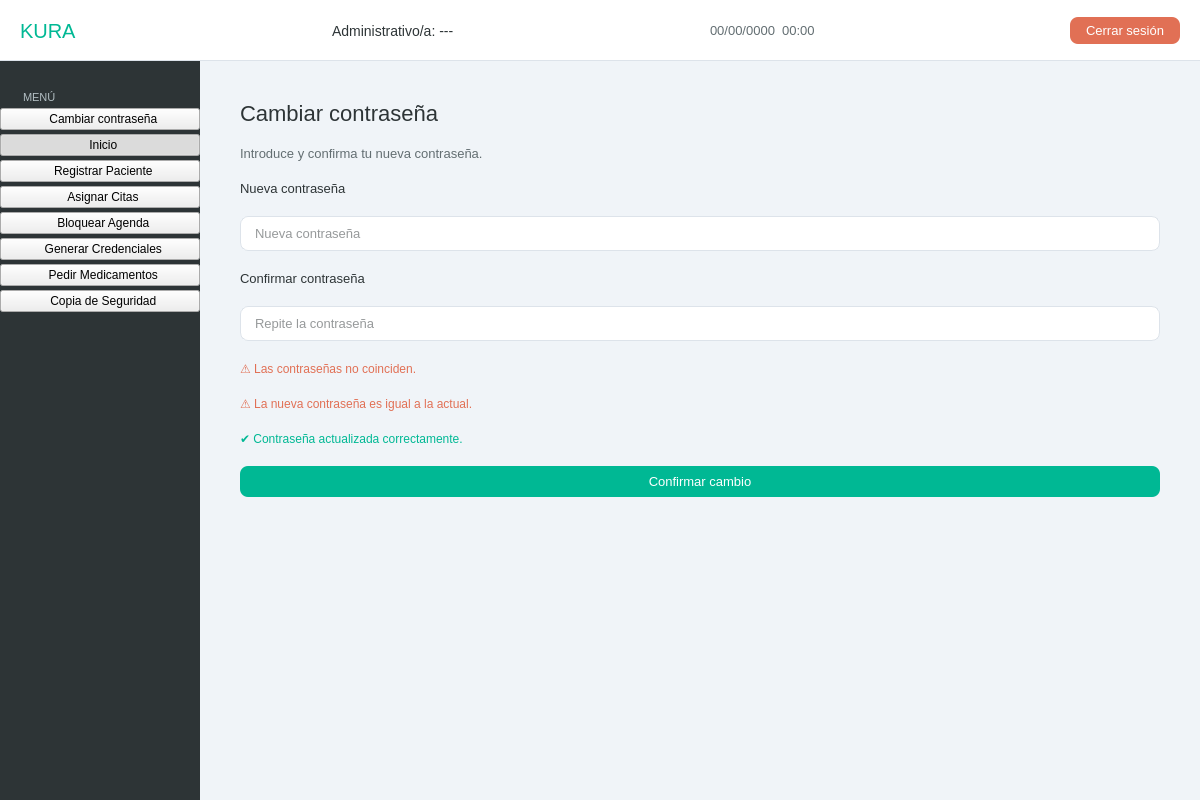
First picture: the form in src/vista/Ui/VistaAdministrativo.ui, repository hgarcg04/software-engineering, before the edit.
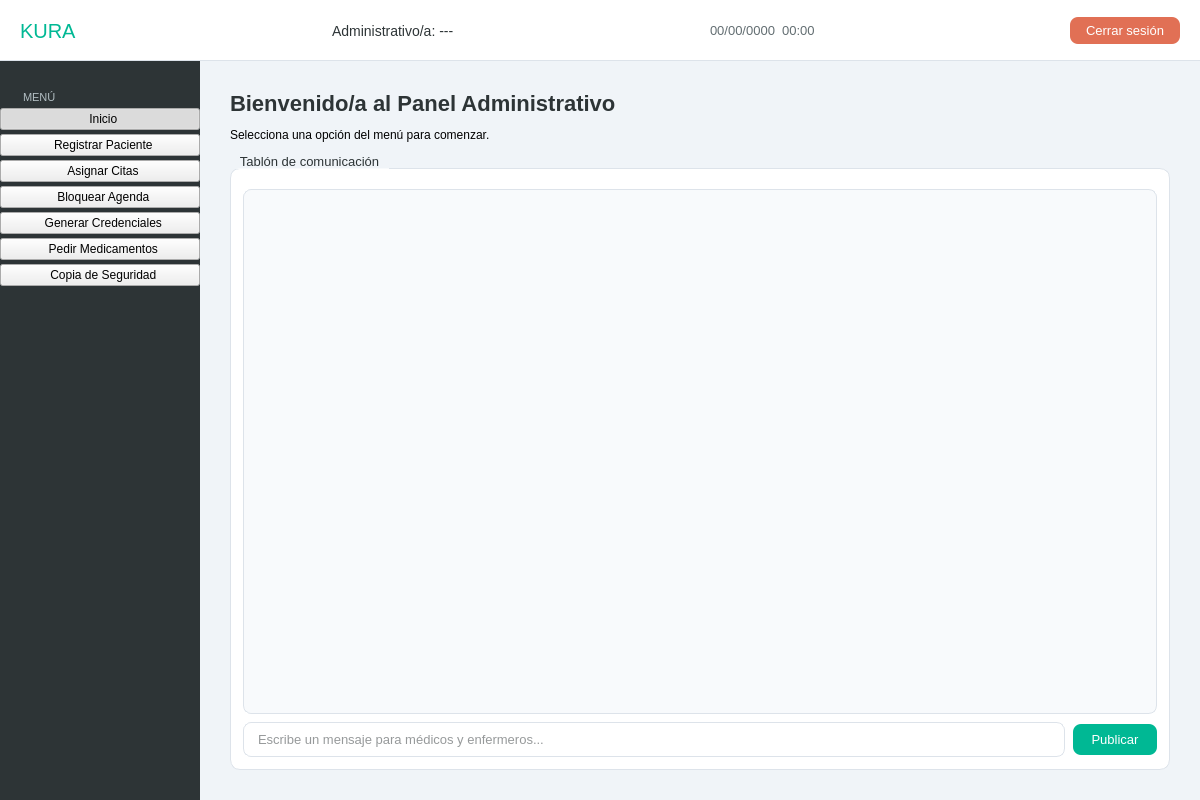
Second picture: the form after the edit. The open tabs and pages were chosen to show the change.

```diff
--- a/src/vista/Ui/VistaAdministrativo.ui
+++ b/src/vista/Ui/VistaAdministrativo.ui
@@ -494,14 +494,6 @@
            </property>
           </widget>
          </item>
-         <!-- *** NUEVO: botón cambiar contraseña *** -->
-         <item>
-          <widget class="QPushButton" name="btn_nav_password">
-           <property name="text"><string>  Cambiar contraseña</string></property>
-           <property name="checkable"><bool>true</bool></property>
-           <property name="class" stdset="0"><string>navBtn</string></property>
-          </widget>
-         </item>
          <item>
           <widget class="QPushButton" name="btn_nav_inicio">
            <property name="text">
@@ -1696,129 +1688,6 @@
          </layout>
         </widget>
 
-        <!-- ══════════════ PAGE 7: CAMBIAR CONTRASEÑA ══════════════ -->
-        <widget class="QWidget" name="page_password">
-         <layout class="QVBoxLayout">
-          <property name="spacing"><number>20</number></property>
-          <property name="leftMargin"><number>40</number></property>
-          <property name="topMargin"><number>40</number></property>
-          <property name="rightMargin"><number>40</number></property>
-          <property name="bottomMargin"><number>40</number></property>
-
-          <!-- Título -->
-          <item>
-           <widget class="QLabel" name="lbl_pw_titulo">
-            <property name="text"><string>Cambiar contraseña</string></property>
-            <property name="styleSheet">
-             <string>font-family: 'Segoe UI Black'; font-size: 22px; color: #2d3436;</string>
-            </property>
-           </widget>
-          </item>
-
-          <!-- Subtítulo -->
-          <item>
-           <widget class="QLabel" name="lbl_pw_sub">
-            <property name="text"><string>Introduce y confirma tu nueva contraseña.</string></property>
-            <property name="styleSheet">
-             <string>font-family: 'Segoe UI'; font-size: 13px; color: #636e72;</string>
-            </property>
-           </widget>
-          </item>
-
-          <!-- Campo nueva contraseña -->
-          <item>
-           <widget class="QLabel" name="lbl_pw_nueva">
-            <property name="text"><string>Nueva contraseña</string></property>
-            <property name="styleSheet">
-             <string>font-family: 'Segoe UI Semibold'; font-size: 13px; color: #2d3436;</string>
-            </property>
-           </widget>
-          </item>
-          <item>
-           <widget class="QLineEdit" name="input_pw_nueva">
-            <property name="echoMode"><enum>QLineEdit::Password</enum></property>
-            <property name="placeholderText"><string>Nueva contraseña</string></property>
-            <property name="maximumWidth"><number>400</number></property>
-           </widget>
-          </item>
-
-          <!-- Campo confirmar contraseña -->
-          <item>
-           <widget class="QLabel" name="lbl_pw_confirmar">
-            <property name="text"><string>Confirmar contraseña</string></property>
-            <property name="styleSheet">
-             <string>font-family: 'Segoe UI Semibold'; font-size: 13px; color: #2d3436;</string>
-            </property>
-           </widget>
-          </item>
-          <item>
-           <widget class="QLineEdit" name="input_pw_confirmar">
-            <property name="echoMode"><enum>QLineEdit::Password</enum></property>
-            <property name="placeholderText"><string>Repite la contraseña</string></property>
-            <property name="maximumWidth"><number>400</number></property>
-           </widget>
-          </item>
-
-          <!-- Mensaje: contraseñas no coinciden -->
-          <item>
-           <widget class="QLabel" name="lbl_pw_error_coincidencia">
-            <property name="text"><string>⚠ Las contraseñas no coinciden.</string></property>
-            <property name="visible"><bool>false</bool></property>
-            <property name="styleSheet">
-             <string>color: #e17055; font-family: 'Segoe UI'; font-size: 12px;</string>
-            </property>
-           </widget>
-          </item>
-
-          <!-- Mensaje: contraseña igual a la actual -->
-          <item>
-           <widget class="QLabel" name="lbl_pw_error_igual">
-            <property name="text"><string>⚠ La nueva contraseña es igual a la actual.</string></property>
-            <property name="visible"><bool>false</bool></property>
-            <property name="styleSheet">
-             <string>color: #e17055; font-family: 'Segoe UI'; font-size: 12px;</string>
-            </property>
-           </widget>
-          </item>
-
-          <!-- Mensaje: éxito -->
-          <item>
-           <widget class="QLabel" name="lbl_pw_ok">
-            <property name="text"><string>✔ Contraseña actualizada correctamente.</string></property>
-            <property name="visible"><bool>false</bool></property>
-            <property name="styleSheet">
-             <string>color: #00b894; font-family: 'Segoe UI Semibold'; font-size: 12px;</string>
-            </property>
-           </widget>
-          </item>
-
-          <!-- Botón confirmar -->
-          <item>
-           <widget class="QPushButton" name="btn_pw_confirmar">
-            <property name="text"><string>Confirmar cambio</string></property>
-            <property name="maximumWidth"><number>200</number></property>
-            <property name="styleSheet">
-             <string>
-              QPushButton { background-color: #00b894; color: white; border-radius: 8px;
-                            padding: 8px 18px; font-family: 'Segoe UI Semibold'; font-size: 13px; border: none; }
-              QPushButton:hover { background-color: #00a381; }
-              QPushButton:disabled { background-color: #b2d8d0; color: white; }
-             </string>
-            </property>
-           </widget>
-          </item>
-
-          <!-- Spacer inferior -->
-          <item>
-           <spacer>
-            <property name="orientation"><enum>Qt::Vertical</enum></property>
-            <property name="sizeHint" stdset="0"><size><width>20</width><height>40</height></size></property>
-           </spacer>
-          </item>
-
-         </layout>
-        </widget>
-
        </widget>
       </item>
      </layout>
```
